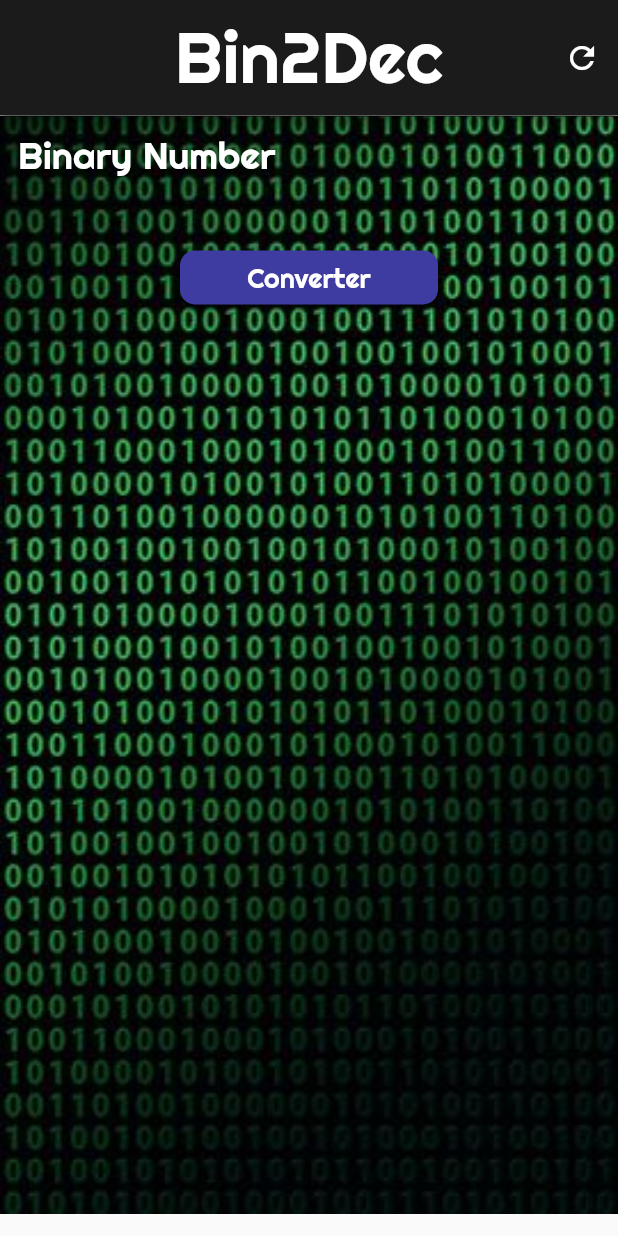
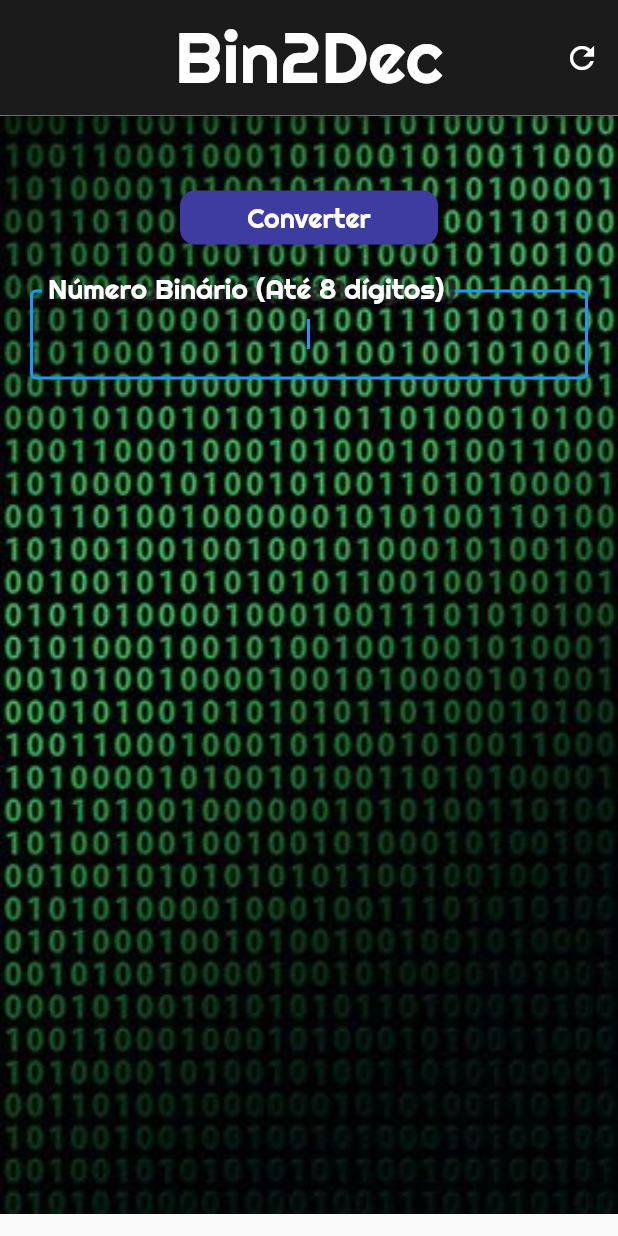
Before and after one commit to EmanuelDms/Bin2Dec, a Flutter app: the screen it shows after launch, after a tap on the "refresh" icon, on a phone screen of 412 x 824 dp. Run offline on Flutter 3.47's test engine with Material 2 defaults, Android fonts, the phone set to English and light mode, and no system bars; our stand-ins replace google_fonts.

Commit message:
fix: postion of widgets Add Padding widget Button is above the TextFormField TextFormField receives a new text Shadow Text and import dart ui

```diff
--- a/lib/Home.dart
+++ b/lib/Home.dart
@@ -1,3 +1,4 @@
+import 'dart:ui';
 import 'package:google_fonts/google_fonts.dart';
 import 'package:flutter/material.dart';
 
@@ -12,7 +13,9 @@ class Home extends StatefulWidget {
 class _HomeState extends State<Home> {
   GlobalKey<FormState> _formKey = GlobalKey<FormState>();
 
-  void _resetFields() {}
+  void _resetFields() {
+    print('Refresh Button');
+  }
 
   @override
   Widget build(BuildContext context) {
@@ -28,7 +31,7 @@ class _HomeState extends State<Home> {
         actions: <Widget>[
           IconButton(
             icon: Icon(Icons.refresh),
-              onPressed: () => {},
+            onPressed: _resetFields,
           )
         ],
       ),
@@ -42,36 +45,14 @@ class _HomeState extends State<Home> {
                 fit: BoxFit.cover,
                 width: 500.0,
               ),
-                Column(
+              Padding(
+                padding: const EdgeInsets.all(20),
+                child: Column(
                   crossAxisAlignment: CrossAxisAlignment.stretch,
                   children: <Widget>[
-                    TextFormField(
-                      keyboardType: TextInputType.number,
-                      textAlign: TextAlign.center,
-                      decoration: InputDecoration(
-                        alignLabelWithHint: true,
-                        labelText: "Binary Number",
-                        labelStyle: GoogleFonts.righteous(
-                          fontSize: 25.0,
-                          color: Colors.white,
-                        ),
-                        border: OutlineInputBorder(),
-                        fillColor: colorBlack,
-                      ),
-                      style: GoogleFonts.righteous(
-                        color: Colors.white,
-                      ),
-                      /*  width: 300.0,
-                        color: colorBlack,
-                        margin:
-                          EdgeInsets.only(top: 24.0, left: 80.0, right: 80.0),
-                        border: Border.all(
-                        ),
-                      ), */
-                    ),
                     Container(
                       margin: EdgeInsets.symmetric(
-                          vertical: 24.0, horizontal: 120.0),
+                          vertical: 24.0, horizontal: 100.0),
                       child: RaisedButton(
                         onPressed: () {},
                         color: colorRaisedButton,
@@ -85,11 +66,37 @@ class _HomeState extends State<Home> {
                         ),
                       ),
                     ),
+                    TextFormField(
+                      keyboardType: TextInputType.number,
+                      textAlign: TextAlign.center,
+                      autofocus: true,
+                      decoration: new InputDecoration(
+                        labelText: "Número Binário (Até 8 dígitos)",
+                        labelStyle: GoogleFonts.righteous(
+                          fontSize: 25.0,
+                          color: Colors.white,
+                          shadows: <Shadow>[
+                            Shadow(
+                              offset: Offset(10.0, 1.0),
+                              blurRadius: 1.0,
+                              color: Color.fromARGB(255, 40, 40, 40),
+                            ),
                           ],
+                        ),
+                        border: OutlineInputBorder(),
+                        fillColor: colorBlack,
+                      ),
+                      style: GoogleFonts.righteous(
+                        color: Colors.white,
+                      ),
                     ),
                   ],
                 ),
               ),
-        ));
+            ],
+          ),
+        ),
+      ),
+    );
   }
 }
```
Lines whose indentation alone changed are shown as unchanged.
